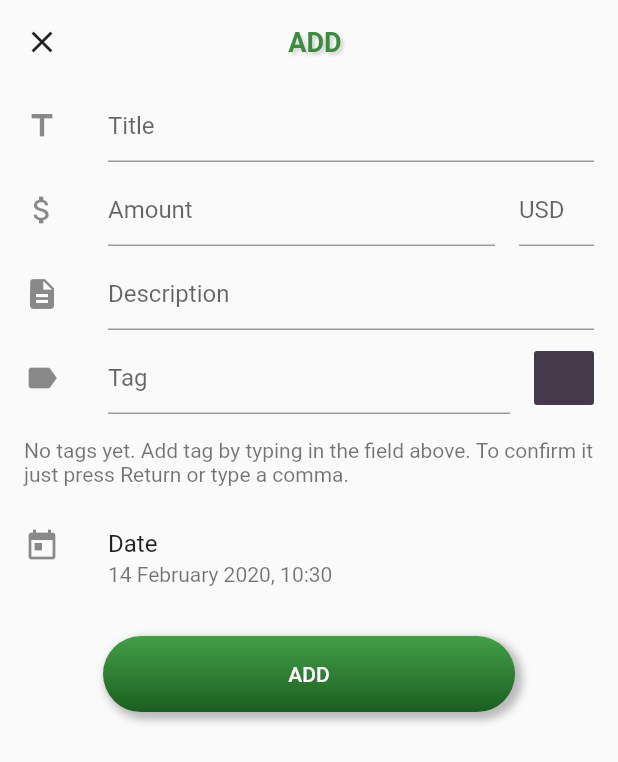
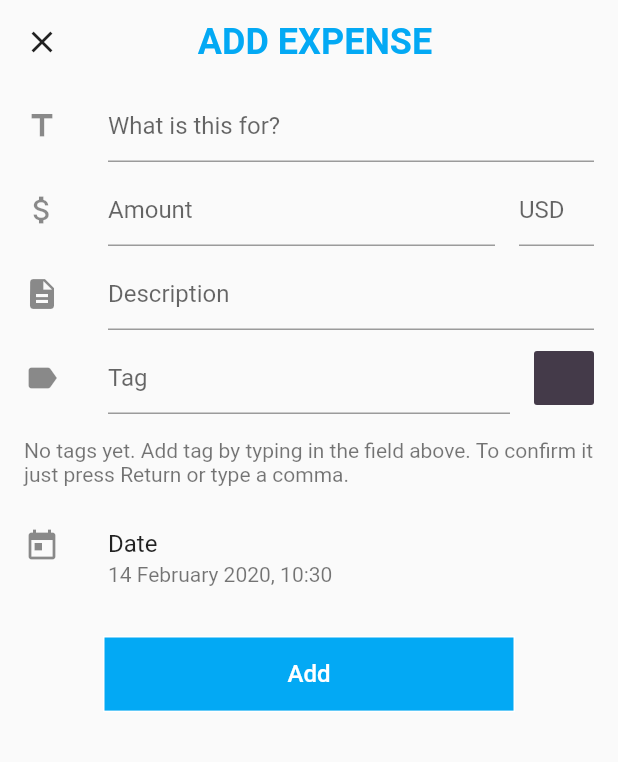
Before and after one commit to LogiGear/moex, a Flutter app: the AddExpensePage screen opened directly, on a phone screen of 412 x 824 dp. Shown: the top 762 px of the screen. Run offline on Flutter 3.47's test engine with Material 2 defaults, Android fonts, the phone set to English and light mode, and no system bars; our stand-ins replace charts_flutter, flare_flutter, flutter_colorpicker, flutter_svg, rxdart, shared_preferences and 2 more; accounts and stored records are empty.

Commit message:
Change style

```diff
--- a/lib/common/ui/pal_button.dart
+++ b/lib/common/ui/pal_button.dart
@@ -37,9 +37,9 @@ class PalButton extends StatelessWidget {
 
     if (colors == null) {
       decoration = BoxDecoration(
-        borderRadius: BorderRadius.circular(radius),
+        // borderRadius: BorderRadius.circular(radius),
         border: Border.all(color: Colors.white, width: 1.0),
-        color: Colors.transparent,
+        color: Colors.lightBlue,
       );
     } else {
       decoration = BoxDecoration(
@@ -61,7 +61,7 @@ class PalButton extends StatelessWidget {
           child: FlatButton(
             child: Text(
               title,
-              style: TextStyle(color: textColor),
+              style: TextStyle(color: textColor, fontSize: 16.0),
             ),
             onPressed: onPressed,
             highlightColor: highlightColor,
--- a/lib/common/ui/pal_title_view.dart
+++ b/lib/common/ui/pal_title_view.dart
@@ -10,16 +10,9 @@ class PalTitleView extends StatelessWidget {
     return Text(
       title,
       style: TextStyle(
-        color: Colors.green[700],
-        fontSize: 18.0,
+        color: Colors.lightBlue,
+        fontSize: 24.0,
         fontWeight: FontWeight.w600,
-        shadows: <Shadow>[
-          Shadow(
-            offset: Offset(2.0, 2.0),
-            blurRadius: 2.0,
-            color: Colors.black.withOpacity(0.15),
-          ),
-        ],
       ),
     );
   }
--- a/lib/screens/home/expense/add_expense_page.dart
+++ b/lib/screens/home/expense/add_expense_page.dart
@@ -97,7 +97,7 @@ class AddExpensePageState extends State<AddExpensePage> {
                         },
                       ),
                       Flexible(
-                        child: PalTitleView(title: "ADD"),
+                        child: PalTitleView(title: "ADD EXPENSE"),
                       ),
                       Container(
                         width: 40.0,
@@ -117,7 +117,7 @@ class AddExpensePageState extends State<AddExpensePage> {
                       title: TextFormField(
                         controller: titleController,
                         decoration: InputDecoration(
-                          hintText: "Title",
+                          hintText: "What is this for?",
                         ),
                         validator: (value) {
                           if (value.isEmpty) {
@@ -192,7 +192,9 @@ class AddExpensePageState extends State<AddExpensePage> {
                                     child: ColorPicker(
                                       pickerColor: currentColor,
                                       onColorChanged: changeColor,
-                                      colorPickerWidth: MediaQuery.of(context).size.width - 32.0,
+                                      colorPickerWidth:
+                                          MediaQuery.of(context).size.width -
+                                              32.0,
                                       pickerAreaHeightPercent: 0.7,
                                       enableAlpha: true,
                                     ),
@@ -247,9 +249,9 @@ class AddExpensePageState extends State<AddExpensePage> {
                     Padding(
                       padding: EdgeInsets.all(16.0),
                       child: PalButton(
-                        title: "ADD",
+                        title: "Add",
                         width: MediaQuery.of(context).size.width * (2.0 / 3.0),
-                        colors: [Colors.green[600], Colors.green[900]],
+                        highlightColor: Colors.lightBlue,
                         onPressed: () {
                           if (!_formKey.currentState.validate()) {
                             return;
--- a/lib/screens/home/expense/filter/filter_page.dart
+++ b/lib/screens/home/expense/filter/filter_page.dart
@@ -204,9 +204,9 @@ class FilterPage extends StatelessWidget {
                     Padding(
                       padding: EdgeInsets.all(16.0),
                       child: PalButton(
-                        title: "APPLY",
+                        title: "Apply",
                         width: MediaQuery.of(context).size.width * (2.0 / 3.0),
-                        colors: [Colors.green[600], Colors.green[900]],
+                        highlightColor: Colors.lightBlue,
                         onPressed: () {
                           List<ExpenseFilter> filters = [];
 
```
Also changed, not shown: lib/moex_app.dart (+1 -21 lines), lib/screens/home/expense/expenses_page.dart (renamed from lib/screens/home/expense/expense_page.dart, +12 -26 lines), lib/screens/home/home_page.dart (+9 -49 lines), lib/screens/home/stats/stats_page.dart (+1 -8 lines).
